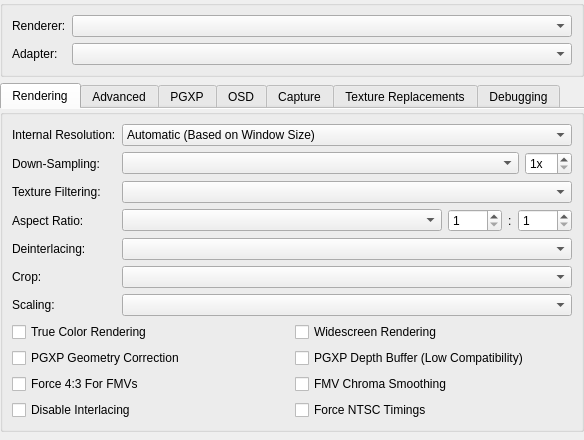
kofxi3584karlayang/duckstation, file src/duckstation-qt/graphicssettingswidget.ui: the form before one commit.
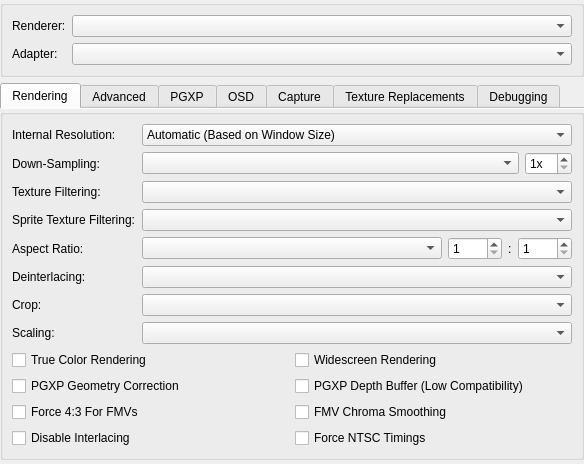
The form after the commit.

Commit message: GPU/HW: Add separate 3D/2D (sprite) texture filtering

Diff of the .ui file:
```diff
--- a/src/duckstation-qt/graphicssettingswidget.ui
+++ b/src/duckstation-qt/graphicssettingswidget.ui
@@ -7,7 +7,7 @@
     <x>0</x>
     <y>0</y>
     <width>584</width>
-    <height>430</height>
+    <height>450</height>
    </rect>
   </property>
   <property name="windowTitle">
@@ -216,17 +216,14 @@
             </property>
            </widget>
           </item>
-          <item row="2" column="1">
-           <widget class="QComboBox" name="textureFiltering"/>
-          </item>
-          <item row="3" column="0">
+          <item row="4" column="0">
            <widget class="QLabel" name="label_6">
             <property name="text">
              <string>Aspect Ratio:</string>
             </property>
            </widget>
           </item>
-          <item row="3" column="1">
+          <item row="4" column="1">
            <layout class="QHBoxLayout" name="horizontalLayout_2" stretch="1,0,0,0">
             <item>
              <widget class="QComboBox" name="displayAspectRatio"/>
@@ -260,37 +257,37 @@
             </item>
            </layout>
           </item>
-          <item row="4" column="0">
+          <item row="5" column="0">
            <widget class="QLabel" name="label_3">
             <property name="text">
              <string>Deinterlacing:</string>
             </property>
            </widget>
           </item>
-          <item row="4" column="1">
+          <item row="5" column="1">
            <widget class="QComboBox" name="displayDeinterlacing"/>
           </item>
-          <item row="5" column="0">
+          <item row="6" column="0">
            <widget class="QLabel" name="label_7">
             <property name="text">
              <string>Crop:</string>
             </property>
            </widget>
           </item>
-          <item row="5" column="1">
+          <item row="6" column="1">
            <widget class="QComboBox" name="displayCropMode"/>
           </item>
-          <item row="6" column="0">
+          <item row="7" column="0">
            <widget class="QLabel" name="label_8">
             <property name="text">
              <string>Scaling:</string>
             </property>
            </widget>
           </item>
-          <item row="6" column="1">
+          <item row="7" column="1">
            <widget class="QComboBox" name="displayScaling"/>
           </item>
-          <item row="7" column="0" colspan="2">
+          <item row="8" column="0" colspan="2">
            <layout class="QGridLayout" name="gridLayout_2">
             <item row="1" column="1">
              <widget class="QCheckBox" name="pgxpDepthBuffer">
@@ -350,6 +347,19 @@
             </item>
            </layout>
           </item>
+          <item row="2" column="1">
+           <widget class="QComboBox" name="textureFiltering"/>
+          </item>
+          <item row="3" column="0">
+           <widget class="QLabel" name="label_9">
+            <property name="text">
+             <string>Sprite Texture Filtering:</string>
+            </property>
+           </widget>
+          </item>
+          <item row="3" column="1">
+           <widget class="QComboBox" name="spriteTextureFiltering"/>
+          </item>
          </layout>
         </widget>
        </item>
```
The commit also changes 11 other files.
